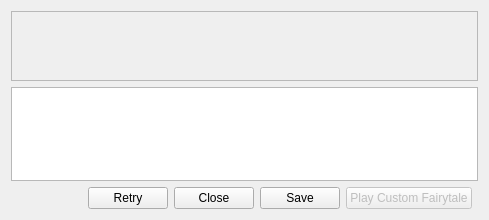
First picture: the form in ui/customfairytale.ui, repository tdauth/gustavsfairyland, before the edit.
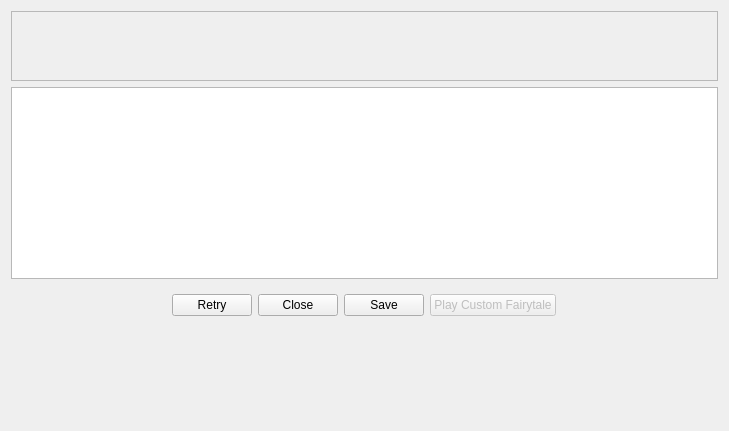
Second picture: the form after the edit. Icons and pictures are not drawn.

Commit message: Center custom fairytale buttons at top

Diff of the .ui file:
```diff
--- a/ui/customfairytale.ui
+++ b/ui/customfairytale.ui
@@ -6,8 +6,8 @@
    <rect>
     <x>0</x>
     <y>0</y>
-    <width>489</width>
-    <height>220</height>
+    <width>729</width>
+    <height>431</height>
    </rect>
   </property>
   <property name="sizePolicy">
@@ -20,66 +20,7 @@
    <string>Custom Fairytale</string>
   </property>
   <layout class="QGridLayout" name="gridLayout">
-   <item row="2" column="1">
-    <widget class="QPushButton" name="retryPushButton">
-     <property name="text">
-      <string>Retry</string>
-     </property>
-     <property name="icon">
-      <iconset resource="../oxygen-icons-png-master/oxygen.qrc">
-       <normaloff>:/themes/oxygen/48x48/actions/edit-redo.png</normaloff>:/themes/oxygen/48x48/actions/edit-redo.png</iconset>
-     </property>
-     <property name="iconSize">
-      <size>
-       <width>32</width>
-       <height>32</height>
-      </size>
-     </property>
-    </widget>
-   </item>
-   <item row="2" column="0">
-    <spacer name="horizontalSpacer">
-     <property name="orientation">
-      <enum>Qt::Horizontal</enum>
-     </property>
-     <property name="sizeHint" stdset="0">
-      <size>
-       <width>0</width>
-       <height>20</height>
-      </size>
-     </property>
-    </spacer>
-   </item>
-   <item row="2" column="4">
-    <widget class="QPushButton" name="playFinalVideoPushButton">
-     <property name="enabled">
-      <bool>false</bool>
-     </property>
-     <property name="text">
-      <string>Play Custom Fairytale</string>
-     </property>
-     <property name="icon">
-      <iconset resource="../oxygen-icons-png-master/oxygen.qrc">
-       <normaloff>:/themes/oxygen/48x48/actions/media-playback-start.png</normaloff>:/themes/oxygen/48x48/actions/media-playback-start.png</iconset>
-     </property>
-     <property name="iconSize">
-      <size>
-       <width>32</width>
-       <height>32</height>
-      </size>
-     </property>
-    </widget>
-   </item>
-   <item row="1" column="0" colspan="6">
-    <widget class="QTextBrowser" name="textBrowser">
-     <property name="font">
-      <font>
-       <pointsize>20</pointsize>
-      </font>
-     </property>
-    </widget>
-   </item>
-   <item row="0" column="0" colspan="6">
+   <item row="0" column="0" colspan="7">
     <widget class="QScrollArea" name="scrollArea">
      <property name="sizePolicy">
       <sizepolicy hsizetype="Expanding" vsizetype="Preferred">
@@ -95,7 +36,7 @@
        <rect>
         <x>0</x>
         <y>0</y>
-        <width>473</width>
+        <width>713</width>
         <height>70</height>
        </rect>
       </property>
@@ -133,7 +74,27 @@
      </widget>
     </widget>
    </item>
-   <item row="2" column="2">
+   <item row="2" column="0" colspan="7" alignment="Qt::AlignHCenter|Qt::AlignTop">
+    <widget class="QWidget" name="widget" native="true">
+     <layout class="QHBoxLayout" name="horizontalLayout_3">
+      <item>
+       <widget class="QPushButton" name="retryPushButton">
+        <property name="text">
+         <string>Retry</string>
+        </property>
+        <property name="icon">
+         <iconset resource="../oxygen-icons-png-master/oxygen.qrc">
+          <normaloff>:/themes/oxygen/48x48/actions/edit-redo.png</normaloff>:/themes/oxygen/48x48/actions/edit-redo.png</iconset>
+        </property>
+        <property name="iconSize">
+         <size>
+          <width>32</width>
+          <height>32</height>
+         </size>
+        </property>
+       </widget>
+      </item>
+      <item>
     <widget class="QPushButton" name="okPushButton">
      <property name="text">
       <string>Close</string>
@@ -150,7 +111,7 @@
      </property>
     </widget>
    </item>
-   <item row="2" column="3">
+      <item>
     <widget class="QPushButton" name="savePushButton">
      <property name="text">
       <string>Save</string>
@@ -167,6 +128,51 @@
      </property>
     </widget>
    </item>
+      <item>
+       <widget class="QPushButton" name="playFinalVideoPushButton">
+        <property name="enabled">
+         <bool>false</bool>
+        </property>
+        <property name="text">
+         <string>Play Custom Fairytale</string>
+        </property>
+        <property name="icon">
+         <iconset resource="../oxygen-icons-png-master/oxygen.qrc">
+          <normaloff>:/themes/oxygen/48x48/actions/media-playback-start.png</normaloff>:/themes/oxygen/48x48/actions/media-playback-start.png</iconset>
+        </property>
+        <property name="iconSize">
+         <size>
+          <width>32</width>
+          <height>32</height>
+         </size>
+        </property>
+       </widget>
+      </item>
+     </layout>
+    </widget>
+   </item>
+   <item row="1" column="0" colspan="7">
+    <widget class="QTextBrowser" name="textBrowser">
+     <property name="font">
+      <font>
+       <pointsize>20</pointsize>
+      </font>
+     </property>
+    </widget>
+   </item>
+   <item row="3" column="1" colspan="5">
+    <spacer name="verticalSpacer">
+     <property name="orientation">
+      <enum>Qt::Vertical</enum>
+     </property>
+     <property name="sizeHint" stdset="0">
+      <size>
+       <width>20</width>
+       <height>40</height>
+      </size>
+     </property>
+    </spacer>
+   </item>
   </layout>
  </widget>
  <tabstops>
```
Left out of the diff: 4 changed lines with no effect on the pictures. Lines whose indentation alone changed are shown as unchanged.
